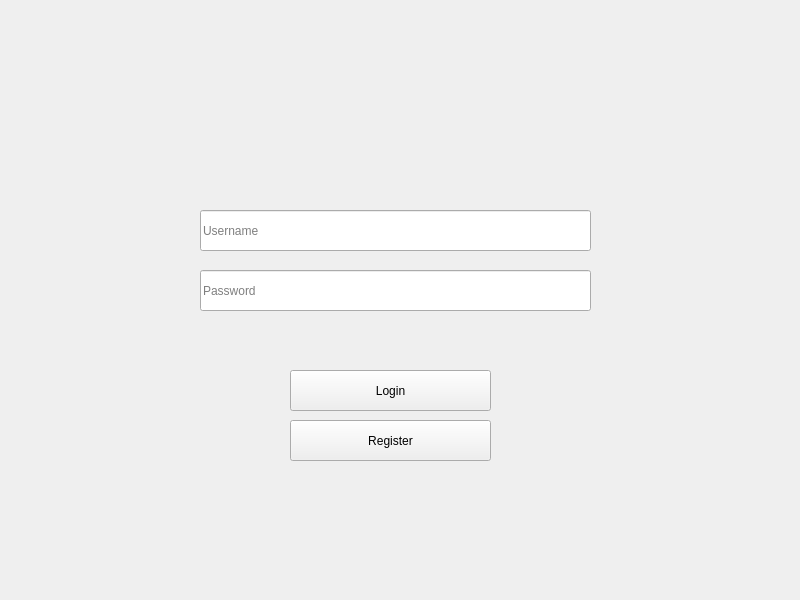
First picture: the form in DuoiHinhBatChu_Frontend/login.ui, repository evmosss/Qt-DuoiHinhBatChu, before the edit.
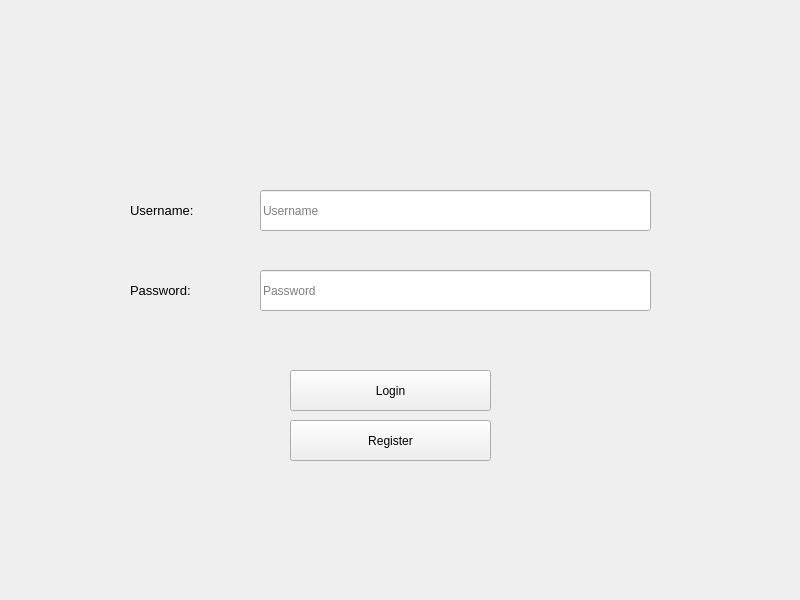
Second picture: the form after the edit.

Commit message: fix login and register: still keep input content and add return login btn

Diff of the .ui file:
```diff
--- a/DuoiHinhBatChu_Frontend/login.ui
+++ b/DuoiHinhBatChu_Frontend/login.ui
@@ -42,8 +42,8 @@
   <widget class="QLineEdit" name="userInput">
    <property name="geometry">
     <rect>
-     <x>200</x>
-     <y>210</y>
+     <x>260</x>
+     <y>190</y>
      <width>391</width>
      <height>41</height>
     </rect>
@@ -55,7 +55,7 @@
   <widget class="QLineEdit" name="passInput">
    <property name="geometry">
     <rect>
-     <x>200</x>
+     <x>260</x>
      <y>270</y>
      <width>391</width>
      <height>41</height>
@@ -68,14 +68,56 @@
   <widget class="QLabel" name="message">
    <property name="geometry">
     <rect>
-     <x>200</x>
+     <x>140</x>
      <y>330</y>
-     <width>391</width>
+     <width>511</width>
      <height>20</height>
     </rect>
    </property>
+   <property name="autoFillBackground">
+    <bool>false</bool>
+   </property>
    <property name="text">
     <string/>
+   </property>
+   <property name="alignment">
+    <set>Qt::AlignCenter</set>
+   </property>
+  </widget>
+  <widget class="QLabel" name="label">
+   <property name="geometry">
+    <rect>
+     <x>130</x>
+     <y>190</y>
+     <width>101</width>
+     <height>41</height>
+    </rect>
+   </property>
+   <property name="font">
+    <font>
+     <pointsize>10</pointsize>
+    </font>
+   </property>
+   <property name="text">
+    <string>Username:</string>
+   </property>
+  </widget>
+  <widget class="QLabel" name="label_2">
+   <property name="geometry">
+    <rect>
+     <x>130</x>
+     <y>270</y>
+     <width>91</width>
+     <height>41</height>
+    </rect>
+   </property>
+   <property name="font">
+    <font>
+     <pointsize>10</pointsize>
+    </font>
+   </property>
+   <property name="text">
+    <string>Password:</string>
    </property>
   </widget>
  </widget>
```
The commit also changes 10 other files.
